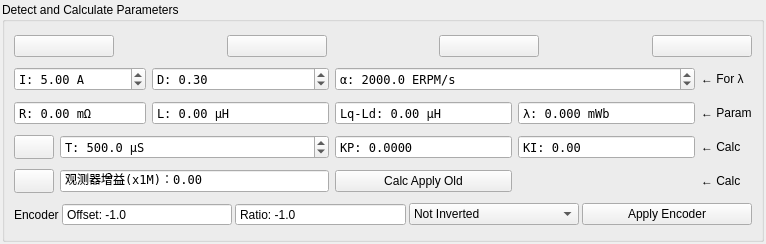
The window that widgets/detectfoc.ui (njupt-robomasters/vesc_tool-zh) describes before a commit, drawn with Qt 5.
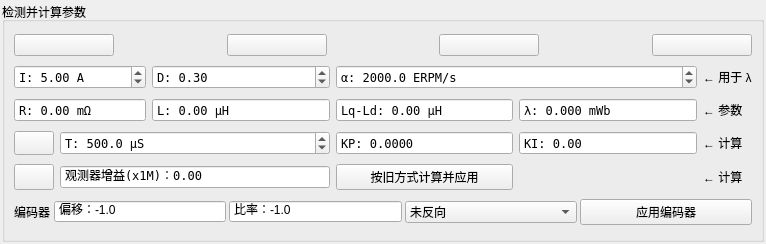
The same window after the commit. Icons and pictures are not drawn.

Patch:
```diff
--- a/widgets/detectfoc.ui
+++ b/widgets/detectfoc.ui
@@ -32,7 +32,7 @@
    <item>
     <widget class="QGroupBox" name="groupBox">
      <property name="title">
-      <string>Detect and Calculate Parameters</string>
+      <string>检测并计算参数</string>
      </property>
      <layout class="QGridLayout" name="gridLayout">
       <item row="1" column="0" colspan="2">
@@ -119,7 +119,7 @@
       <item row="1" column="5">
        <widget class="QLabel" name="label_2">
         <property name="text">
-         <string>← For λ</string>
+         <string>← 用于 λ</string>
         </property>
        </widget>
       </item>
@@ -270,7 +270,7 @@
       <item row="2" column="5">
        <widget class="QLabel" name="label">
         <property name="text">
-         <string>← Param</string>
+         <string>← 参数</string>
         </property>
        </widget>
       </item>
@@ -401,7 +401,7 @@
       <item row="3" column="5">
        <widget class="QLabel" name="label_3">
         <property name="text">
-         <string>← Calc</string>
+         <string>← 计算</string>
         </property>
        </widget>
       </item>
@@ -454,14 +454,14 @@
          <string>Calculate KP, KI and Observer Gain from the entered settings and the time constant, and apply them.</string>
         </property>
         <property name="text">
-         <string>Calc Apply Old</string>
+         <string>按旧方式计算并应用</string>
         </property>
        </widget>
       </item>
       <item row="4" column="5">
        <widget class="QLabel" name="label_4">
         <property name="text">
-         <string>← Calc</string>
+         <string>← 计算</string>
         </property>
        </widget>
       </item>
@@ -622,7 +622,7 @@
         <item>
          <widget class="QLabel" name="label_5">
           <property name="text">
-           <string>Encoder</string>
+           <string>编码器</string>
           </property>
          </widget>
         </item>
@@ -635,7 +635,7 @@
            <enum>QAbstractSpinBox::ButtonSymbols::NoButtons</enum>
           </property>
           <property name="prefix">
-           <string>Offset: </string>
+           <string>偏移：</string>
           </property>
           <property name="decimals">
            <number>1</number>
@@ -660,7 +660,7 @@
            <enum>QAbstractSpinBox::ButtonSymbols::NoButtons</enum>
           </property>
           <property name="prefix">
-           <string>Ratio: </string>
+           <string>比率：</string>
           </property>
           <property name="decimals">
            <number>1</number>
@@ -680,7 +680,7 @@
          <widget class="QComboBox" name="encInvertedBox">
           <item>
            <property name="text">
-            <string>Not Inverted</string>
+            <string>未反向</string>
            </property>
           </item>
           <item>
@@ -693,7 +693,7 @@
         <item>
          <widget class="QPushButton" name="encApplyButton">
           <property name="text">
-           <string>Apply Encoder</string>
+           <string>应用编码器</string>
           </property>
          </widget>
         </item>
```
Left out of the diff: 36 changed lines with no effect on the pictures.
